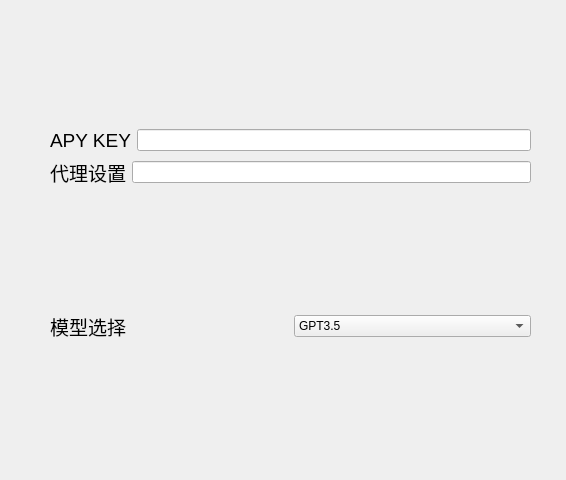
longly-boat/ChatgptClient, file settingpage.ui: the form before one commit.
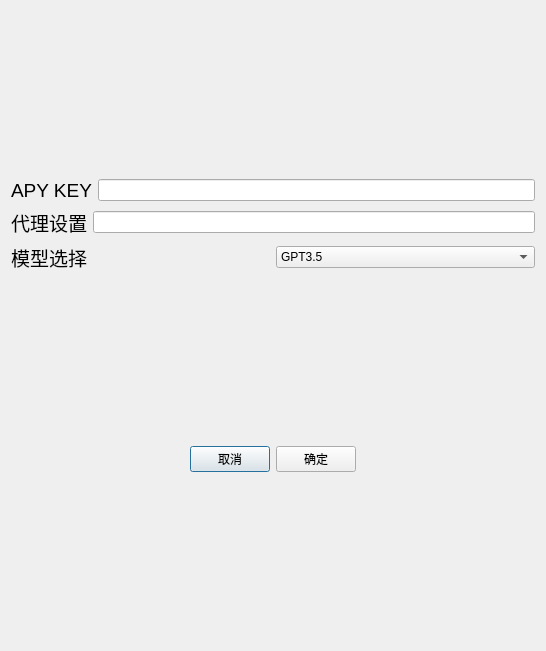
The form after the commit.

Commit message: 更改ui

```diff
--- a/settingpage.ui
+++ b/settingpage.ui
@@ -6,22 +6,17 @@
    <rect>
     <x>0</x>
     <y>0</y>
-    <width>566</width>
-    <height>480</height>
+    <width>546</width>
+    <height>651</height>
    </rect>
   </property>
   <property name="windowTitle">
    <string>Dialog</string>
   </property>
-  <widget class="QWidget" name="">
-   <property name="geometry">
-    <rect>
-     <x>50</x>
-     <y>10</y>
-     <width>481</width>
-     <height>451</height>
-    </rect>
-   </property>
+  <layout class="QHBoxLayout" name="horizontalLayout_5">
+   <item>
+    <layout class="QVBoxLayout" name="verticalLayout_3">
+     <item>
    <layout class="QVBoxLayout" name="verticalLayout_2">
     <item>
      <layout class="QVBoxLayout" name="verticalLayout">
@@ -90,7 +85,54 @@
      </layout>
     </item>
    </layout>
-  </widget>
+     </item>
+     <item>
+      <layout class="QHBoxLayout" name="horizontalLayout_4">
+       <item>
+        <spacer name="horizontalSpacer">
+         <property name="orientation">
+          <enum>Qt::Horizontal</enum>
+         </property>
+         <property name="sizeHint" stdset="0">
+          <size>
+           <width>40</width>
+           <height>20</height>
+          </size>
+         </property>
+        </spacer>
+       </item>
+       <item>
+        <widget class="QPushButton" name="cancelButton">
+         <property name="text">
+          <string>取消</string>
+         </property>
+        </widget>
+       </item>
+       <item>
+        <widget class="QPushButton" name="saveButton">
+         <property name="text">
+          <string>确定</string>
+         </property>
+        </widget>
+       </item>
+       <item>
+        <spacer name="horizontalSpacer_2">
+         <property name="orientation">
+          <enum>Qt::Horizontal</enum>
+         </property>
+         <property name="sizeHint" stdset="0">
+          <size>
+           <width>40</width>
+           <height>20</height>
+          </size>
+         </property>
+        </spacer>
+       </item>
+      </layout>
+     </item>
+    </layout>
+   </item>
+  </layout>
  </widget>
  <resources/>
  <connections/>
```
Left out of the diff: 38 changed lines with no effect on the pictures. Lines whose indentation alone changed are shown as unchanged. The commit also changes 2 other files.
